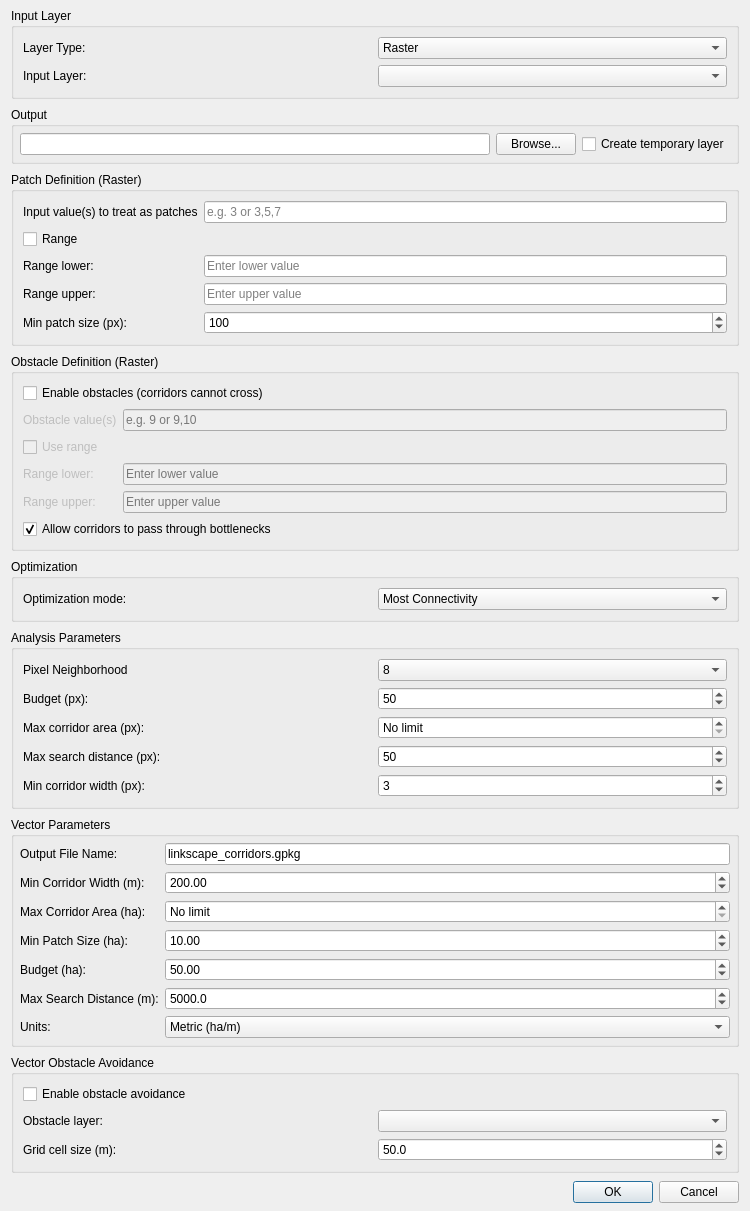
Old version of the form linkscape_dialog_base.ui in the repository sorus-tools/TerraLink.
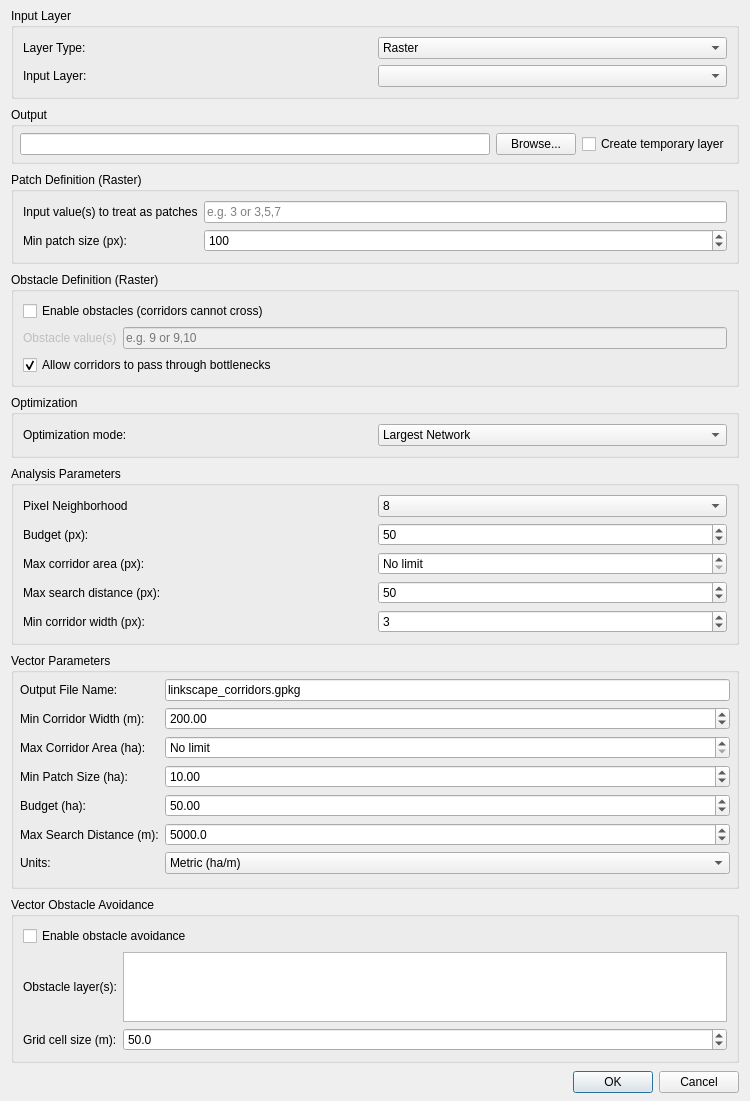
New version of the form.

What changed in the file:
```diff
--- a/linkscape_dialog_base.ui
+++ b/linkscape_dialog_base.ui
@@ -132,61 +132,14 @@
         </property>
        </widget>
       </item>
-      <item row="1" column="0" colspan="2">
-       <widget class="QCheckBox" name="range_checkbox">
-        <property name="text">
-         <string>Range</string>
-        </property>
-       </widget>
-      </item>
-      <item row="2" column="0">
-       <widget class="QLabel" name="label_range_lower">
-        <property name="text">
-         <string>Range lower:</string>
-        </property>
-        <property name="visible">
-         <bool>false</bool>
-        </property>
-       </widget>
-      </item>
-      <item row="2" column="1">
-       <widget class="QLineEdit" name="range_lower_line">
-        <property name="placeholderText">
-         <string>Enter lower value</string>
-        </property>
-        <property name="visible">
-         <bool>false</bool>
-        </property>
-       </widget>
-      </item>
-      <item row="3" column="0">
-       <widget class="QLabel" name="label_range_upper">
-        <property name="text">
-         <string>Range upper:</string>
-        </property>
-        <property name="visible">
-         <bool>false</bool>
-        </property>
-       </widget>
-      </item>
-      <item row="3" column="1">
-      <widget class="QLineEdit" name="range_upper_line">
-       <property name="placeholderText">
-        <string>Enter upper value</string>
-       </property>
-       <property name="visible">
-        <bool>false</bool>
-       </property>
-      </widget>
-     </item>
-      <item row="4" column="0">
+      <item row="1" column="0">
        <widget class="QLabel" name="label_7">
         <property name="text">
          <string>Min patch size (px):</string>
         </property>
        </widget>
       </item>
-      <item row="4" column="1">
+      <item row="1" column="1">
        <widget class="QSpinBox" name="min_patch_size_spin">
         <property name="maximum">
          <number>10000</number>
@@ -233,68 +186,6 @@
        </widget>
       </item>
       <item row="2" column="0" colspan="2">
-       <widget class="QCheckBox" name="obstacle_range_checkbox">
-        <property name="text">
-         <string>Use range</string>
-        </property>
-        <property name="enabled">
-         <bool>false</bool>
-        </property>
-       </widget>
-      </item>
-      <item row="3" column="0">
-       <widget class="QLabel" name="label_obstacle_lower">
-        <property name="text">
-         <string>Range lower:</string>
-        </property>
-        <property name="visible">
-         <bool>false</bool>
-        </property>
-        <property name="enabled">
-         <bool>false</bool>
-        </property>
-       </widget>
-      </item>
-      <item row="3" column="1">
-       <widget class="QLineEdit" name="obstacle_range_lower_line">
-        <property name="visible">
-         <bool>false</bool>
-        </property>
-        <property name="enabled">
-         <bool>false</bool>
-        </property>
-        <property name="placeholderText">
-         <string>Enter lower value</string>
-        </property>
-       </widget>
-      </item>
-      <item row="4" column="0">
-       <widget class="QLabel" name="label_obstacle_upper">
-        <property name="text">
-         <string>Range upper:</string>
-        </property>
-        <property name="visible">
-         <bool>false</bool>
-        </property>
-        <property name="enabled">
-         <bool>false</bool>
-        </property>
-       </widget>
-      </item>
-      <item row="4" column="1">
-      <widget class="QLineEdit" name="obstacle_range_upper_line">
-       <property name="visible">
-        <bool>false</bool>
-       </property>
-       <property name="enabled">
-        <bool>false</bool>
-       </property>
-       <property name="placeholderText">
-        <string>Enter upper value</string>
-       </property>
-      </widget>
-     </item>
-      <item row="5" column="0" colspan="2">
        <widget class="QCheckBox" name="allow_bottlenecks_checkbox">
         <property name="text">
          <string>Allow corridors to pass through bottlenecks</string>
@@ -327,7 +218,7 @@
       <widget class="QComboBox" name="strategy_combo">
        <item>
         <property name="text">
-         <string>Most Connectivity</string>
+         <string>Largest Network</string>
         </property>
        </item>
        <item>
@@ -540,14 +431,14 @@
         </property>
         <property name="value"><number>50</number></property></widget>
       </item>
-      <item row="5" column="0">
+      <item row="6" column="0">
        <widget class="QLabel" name="label_vector_max_search">
         <property name="text">
          <string>Max Search Distance (m):</string>
         </property>
        </widget>
       </item>
-      <item row="5" column="1">
+      <item row="6" column="1">
        <widget class="QDoubleSpinBox" name="vector_max_search_spin">
         <property name="decimals">
          <number>1</number>
@@ -557,14 +448,14 @@
         </property>
         <property name="value"><number>5000</number></property></widget>
       </item>
-      <item row="6" column="0">
+      <item row="7" column="0">
        <widget class="QLabel" name="label_vector_units">
         <property name="text">
          <string>Units:</string>
         </property>
        </widget>
       </item>
-      <item row="6" column="1">
+      <item row="7" column="1">
        <widget class="QComboBox" name="vector_units_combo">
         <item>
          <property name="text">
@@ -575,8 +466,21 @@
          <property name="text">
           <string>Imperial (ac/ft)</string>
          </property>
-        </item>
-       </widget>
+       </item>
+      </widget>
+     </item>
+      <item row="8" column="0">
+       <spacer name="verticalSpacer_vector">
+        <property name="orientation">
+         <enum>Qt::Vertical</enum>
+        </property>
+        <property name="sizeHint" stdset="0">
+         <size>
+          <width>20</width>
+          <height>20</height>
+         </size>
+        </property>
+       </spacer>
       </item>
      </layout>
    </widget>
@@ -597,12 +501,19 @@
      <item row="1" column="0">
       <widget class="QLabel" name="label_vector_obstacle_layer">
        <property name="text">
-        <string>Obstacle layer:</string>
+        <string>Obstacle layer(s):</string>
        </property>
       </widget>
      </item>
      <item row="1" column="1">
-      <widget class="QComboBox" name="vector_obstacle_layer_combo"/>
+      <widget class="QListWidget" name="vector_obstacle_layer_list">
+       <property name="selectionMode">
+        <enum>QAbstractItemView::ExtendedSelection</enum>
+       </property>
+       <property name="minimumHeight">
+        <number>80</number>
+       </property>
+      </widget>
      </item>
      <item row="2" column="0">
       <widget class="QLabel" name="label_vector_obstacle_resolution">
```
Left out of the diff: 14 changed lines with no effect on the pictures.
